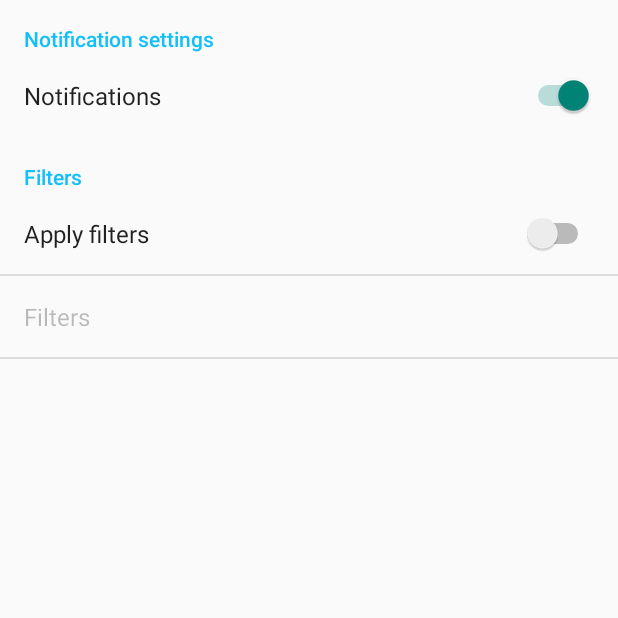
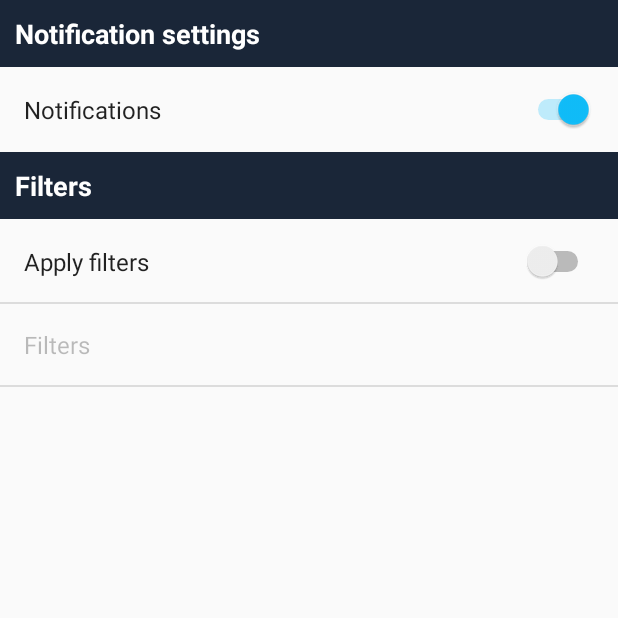
Before and after one commit to andrea-n/BrnoRentalsApp, an Android app: the SettingsActivity screen opened directly, with no data from a screen before it, on a phone screen of 412 x 824 dp, the top half of it. Run offline under Robolectric (Android 15) with nearby library versions, the phone set to English and light mode, and no system bars.

Commit message:
prefernce category style, switch color + app theme styles without prefixes

```diff
--- /dev/null
+++ b/app/src/main/res/layout/preferences_category.xml
@@ -0,0 +1,14 @@
+<?xml version="1.0" encoding="utf-8"?>
+<LinearLayout xmlns:android="http://schemas.android.com/apk/res/android"
+    android:orientation="vertical" android:layout_width="match_parent"
+    android:layout_height="match_parent">
+    <TextView
+        android:id="@android:id/title"
+        android:textColor="@color/colorLightText"
+        android:background="@color/colorPrimaryDark"
+        android:layout_width="match_parent"
+        android:layout_height="wrap_content"
+        android:textSize="18dp"
+        android:padding="10dp"
+        android:textStyle="bold" />
+</LinearLayout>
--- a/app/src/main/res/values/styles.xml
+++ b/app/src/main/res/values/styles.xml
@@ -3,9 +3,9 @@
     <!-- Base application theme. -->
     <style name="AppTheme" parent="Theme.AppCompat.Light.NoActionBar">
         <!-- Main theme colors -->
-        <item name="android:colorPrimary">@color/colorPrimary</item>
-        <item name="android:colorPrimaryDark">@color/colorPrimaryDark</item>
-        <item name="android:colorAccent">@color/colorAccent</item>
+        <item name="colorPrimary">@color/colorPrimary</item>
+        <item name="colorPrimaryDark">@color/colorPrimaryDark</item>
+        <item name="colorAccent">@color/colorAccent</item>
     </style>
 
     <!-- Toolbar title text -->
--- a/app/src/main/res/xml/preferences.xml
+++ b/app/src/main/res/xml/preferences.xml
@@ -7,7 +7,8 @@
         NOTIFICATION SETTINGS
     -->
     <PreferenceCategory
-        android:title="@string/pref_notification_category_title">
+        android:title="@string/pref_notification_category_title"
+        android:layout="@layout/preferences_category">
 
         <SwitchPreference
             android:title="@string/pref_notification_switch_title"
@@ -21,7 +22,8 @@
         FILTER ENABLE/DISABLE
     -->
     <PreferenceCategory
-        android:title="@string/pref_filters_category_title">
+        android:title="@string/pref_filters_category_title"
+        android:layout="@layout/preferences_category">
 
         <SwitchPreference
             android:title="@string/pref_filters_switch_title"
@@ -39,7 +41,8 @@
                 TOWN AREA SETTINGS
             -->
             <PreferenceCategory
-                android:title="@string/pref_town_area_category_title" >
+                android:title="@string/pref_town_area_category_title"
+                android:layout="@layout/preferences_category">
 
                 <SwitchPreference
                     android:key="@string/pref_area_filter"
@@ -62,7 +65,8 @@
                 APARTMENT TYPE SETTINGS
             -->
             <PreferenceCategory
-                android:title="@string/pref_type_category_title" >
+                android:title="@string/pref_type_category_title"
+                android:layout="@layout/preferences_category">
 
                 <SwitchPreference
                     android:key="@string/pref_type_filter"
@@ -84,7 +88,8 @@
                 APARTMENT AREA SETTINGS
             -->
             <PreferenceCategory
-                android:title="@string/pref_area_category_title" >
+                android:title="@string/pref_area_category_title"
+                android:layout="@layout/preferences_category">
 
                 <SwitchPreference
                     android:key="@string/pref_min_flat_area_filter"
```
